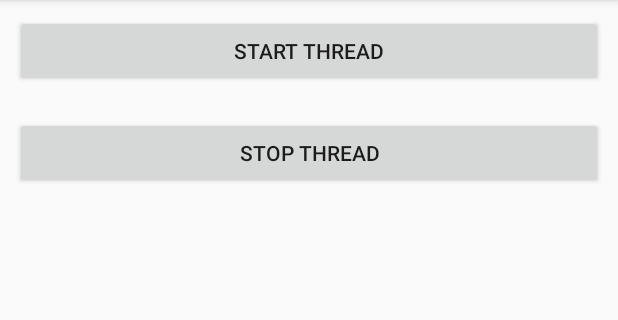
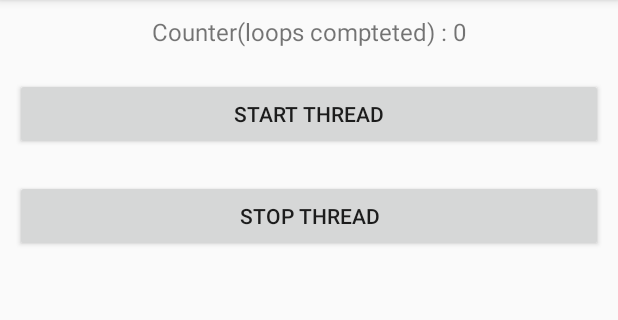
Before and after one commit to theAndroidBoy/androidMultiThreading, an Android app: the screen it shows after launch (MainActivity), after a tap on "START THREAD", on a phone screen of 412 x 824 dp, the part 84-404 px from its top. Run offline under Robolectric (Android 15) with nearby library versions, the phone set to English and light mode, and no system bars.

Commit message:
simple test to check if UI of main thread can be updated from separate thread

```diff
--- a/app/src/main/java/com/easyapps/androidmultithreadingdemo/MainActivity.java
+++ b/app/src/main/java/com/easyapps/androidmultithreadingdemo/MainActivity.java
@@ -4,53 +4,86 @@ import android.support.v7.app.AppCompatActivity;
 import android.os.Bundle;
 import android.util.Log;
 import android.view.View;
+import android.widget.TextView;
 
 public class MainActivity extends AppCompatActivity {
 
     private boolean stopLoop;
+    int counter = 0;
+    TextView counterTxt;
 
     @Override
     protected void onCreate(Bundle savedInstanceState) {
         super.onCreate(savedInstanceState);
         setContentView(R.layout.activity_main);
 
-        Log.i("flow", "onCreate: Thread id of our Main/UI thread : "+Thread.currentThread().getId());
-        Log.i("flow", "onCreate: we will start a loop on a separate thread");
-        Log.i("flow", "onCreate: and see if our Main/UI thread still works");
+        counterTxt = findViewById(R.id.counter);
 
+        Log.i("flow", "onCreate: Thread id of our Main/UI thread : " + Thread.currentThread().getId());
+        logSleepThread(250);
+        Log.i("flow", "onCreate:  in this test we will try to update the UI(Counter Textview) of main thread" +
+                " from the separate thread");
 
     }
 
     public void startThread(View view) {
         Log.i("flow", "startThread: start thread Button clicked ");
-        stopLoop=true;
+        stopLoop = true;
         new Thread(new Runnable() {
             @Override
             public void run() {
-                Log.i("flow", "run: new thread created for the loop.");
-                Log.i("flow", "run: so we can use UI on main/UI thread without any issue.");
-                if(stopLoop=true)
-                    Log.i("flow", "run: loop has started ,its logging the thread id on which is executing");
-                while (stopLoop)
-                {
-                    Log.i("flow", "startThread: Thread id in while loop : "+Thread.currentThread().getId()  );
+                Log.i("flow", "run: new thread created,thread id : " + Thread.currentThread().getId());
+                logSleepThread(3000);
+                if (stopLoop = true)
+                    Log.i("flow", "run: loop has started ,it will increment the Counter Variable");
+                logSleepThread(3000);
+                Log.i("flow", "run: and update the counter TextView with each increment");
+                logSleepThread(3000);
+                Log.i("flow", "run: we have put this update textView code in try Catch  ");
+                logSleepThread(3000);
+                Log.i("flow", "run: so we get to se exeption/error ,if any");
+                logSleepThread(3000);
+                Log.i("flow", "run: if execption/error occurs,the loop will be exited and execption will be logged");
+                logSleepThread(3000);
+                Log.i("flow", "run: otherwise the loop continues and counter is updated until we stop the separate thread.");
+                logSleepThread(3000);
+
+                while (stopLoop) {
                     try {
+                        Log.i("flow", "startThread: inside while loop : ");
+                        counterTxt.setText("Counter(loops compteted) : " + counter);
+                        counter++;
                         Thread.sleep(1500);
-                    } catch (InterruptedException e) {
-                        e.printStackTrace();
+                    } catch (Exception e) {
+                        Log.i("flow", "run: exeption occurred ");
+                        logSleepThread(3000);
+                        Log.i("flow", "run: Exeption description : " + e.getMessage());
+                        logSleepThread(1500);
+                        Log.i("flow", "run: so it proves we can't update UI of main thread from a separate thread.");
+                        logSleepThread(1500);
+                        Log.i("flow", "run: may be their is a work around ! Lets see ");
+                        return;
                     }
                 }
                 Log.i("flow", "run: thread stopped ");
             }
         }).start();
+        //......................................................
 
+        //.................................................
     }
 
     public void stopThread(View view) {
         Log.i("flow", "stopThread: stop Thread button clicked");
-        stopLoop=false;
-        Log.i("flow", "stopThread: see we can still click the stop button  ");
-        Log.i("flow", "stopThread: because that loop is in a separate thread ");
-        Log.i("flow", "stopThread: and this click button task was executed on main/UI thread");
+        stopLoop = false;
+
+    }
+
+    public void logSleepThread(long i) {
+        try {
+            Thread.sleep(i);
+        } catch (InterruptedException e) {
+            e.printStackTrace();
+        }
     }
 }
--- a/app/src/main/res/layout/activity_main.xml
+++ b/app/src/main/res/layout/activity_main.xml
@@ -1,12 +1,20 @@
 <?xml version="1.0" encoding="utf-8"?>
 <LinearLayout xmlns:android="http://schemas.android.com/apk/res/android"
-    xmlns:app="http://schemas.android.com/apk/res-auto"
     xmlns:tools="http://schemas.android.com/tools"
     android:layout_width="match_parent"
     android:layout_height="match_parent"
     android:orientation="vertical"
     tools:context="com.easyapps.androidmultithreadingdemo.MainActivity">
 
+    <TextView
+        android:id="@+id/counter"
+        android:layout_width="match_parent"
+        android:layout_height="wrap_content"
+        android:layout_margin="10dp"
+        android:text="Counter(loops compteted) : 0"
+        android:gravity="center"
+        android:textSize="16sp"
+        />
     <Button
         android:layout_width="match_parent"
         android:layout_height="wrap_content"
```
